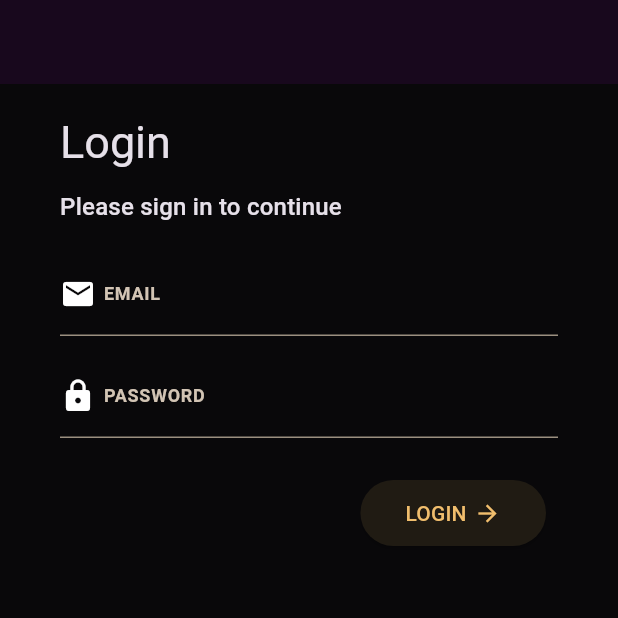
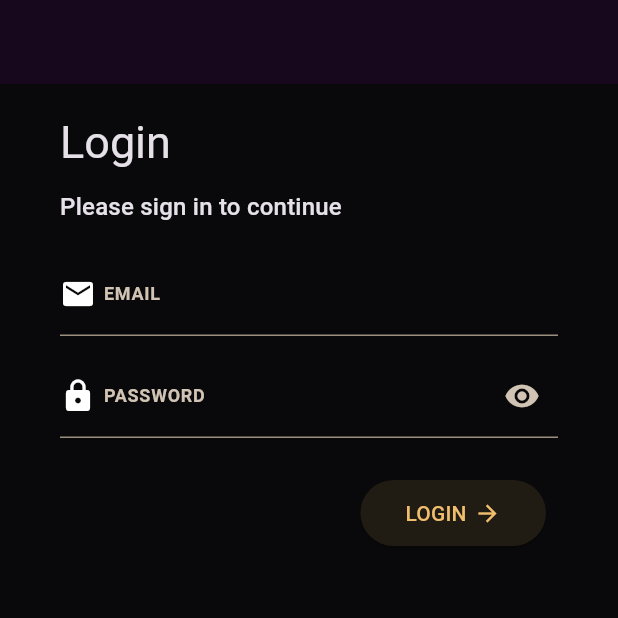
Before and after one commit to IgnacyBerent/Flutter-Workout_App, a Flutter app: the screen it shows after launch, on a phone screen of 412 x 824 dp, the top half of it. Run offline on Flutter 3.47's test engine with Material 3 defaults, Android fonts, the phone set to English and light mode, and no system bars; our stand-ins replace cloud_firestore, firebase_auth, firebase_core, flutter_riverpod, flutter_typeahead; accounts and stored records are empty; generated files the repository leaves out were written again.

Commit message:
Adding suffix button to login

```diff
--- a/lib/screens/login.dart
+++ b/lib/screens/login.dart
@@ -17,6 +17,7 @@ class _LoginScreenState extends State<LoginScreen> {
   var _enteredPassword = '';
   var _isLoading = false;
   String? errorMessage = '';
+  bool _obscureText = true;
 
   Future<void> _signIn() async {
     FocusScope.of(context).unfocus(); // close keyboard
@@ -144,8 +145,18 @@ class _LoginScreenState extends State<LoginScreen> {
                       ),
                     ],
                   ),
+                  suffixIcon: IconButton(
+                    icon: Icon(
+                      _obscureText ? Icons.visibility : Icons.visibility_off,
+                    ),
+                    onPressed: () {
+                      setState(() {
+                        _obscureText = !_obscureText;
+                      });
+                    },
+                  ),
                 ),
-                obscureText: true,
+                obscureText: _obscureText,
                 validator: (value) {
                   if (value == null || value.isEmpty) {
                     return 'Please enter your password';
--- a/lib/screens/profile.dart
+++ b/lib/screens/profile.dart
@@ -18,7 +18,7 @@ class ProfileScreen extends ConsumerWidget {
 
     return Center(
       child: Column(
-        children: [],
+        children: [Text('Your personal records:')],
       ),
     );
   }
--- a/lib/screens/register.dart
+++ b/lib/screens/register.dart
@@ -166,11 +166,9 @@ class _RegisterScreenState extends State<RegisterScreen> {
                   ),
                   suffixIcon: IconButton(
                     icon: Icon(
-                      // Choose the icon based on the visibility state
                       _obscureText ? Icons.visibility : Icons.visibility_off,
                     ),
                     onPressed: () {
-                      // Change the state of the password visibility on button press
                       setState(() {
                         _obscureText = !_obscureText;
                       });
```
